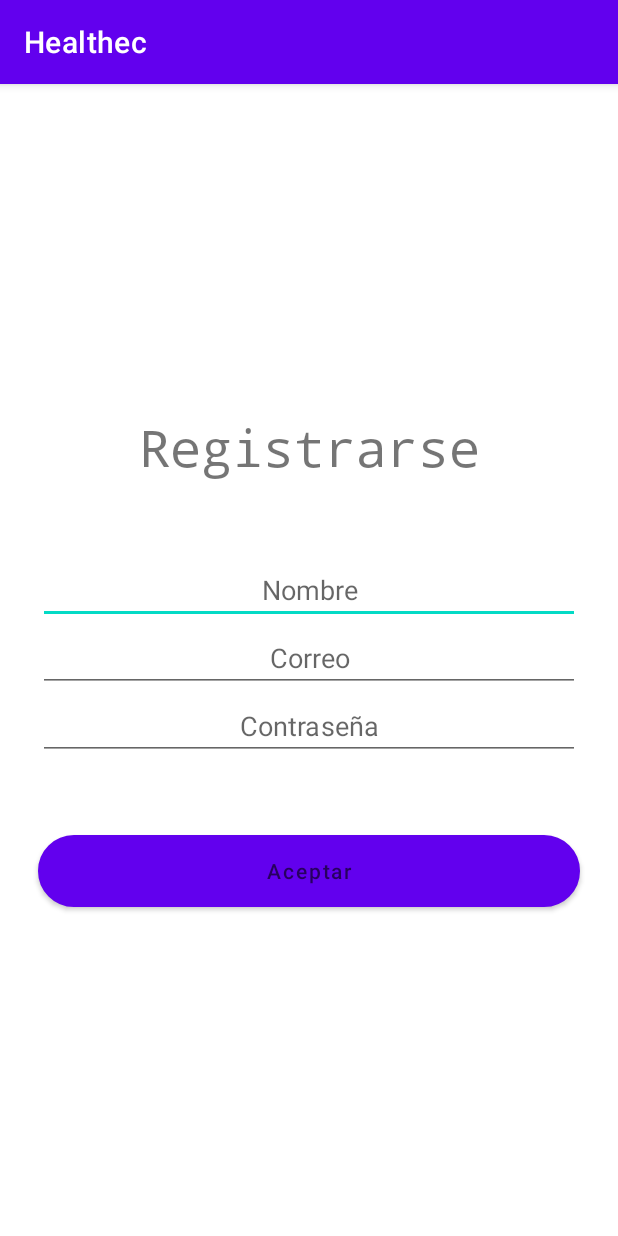
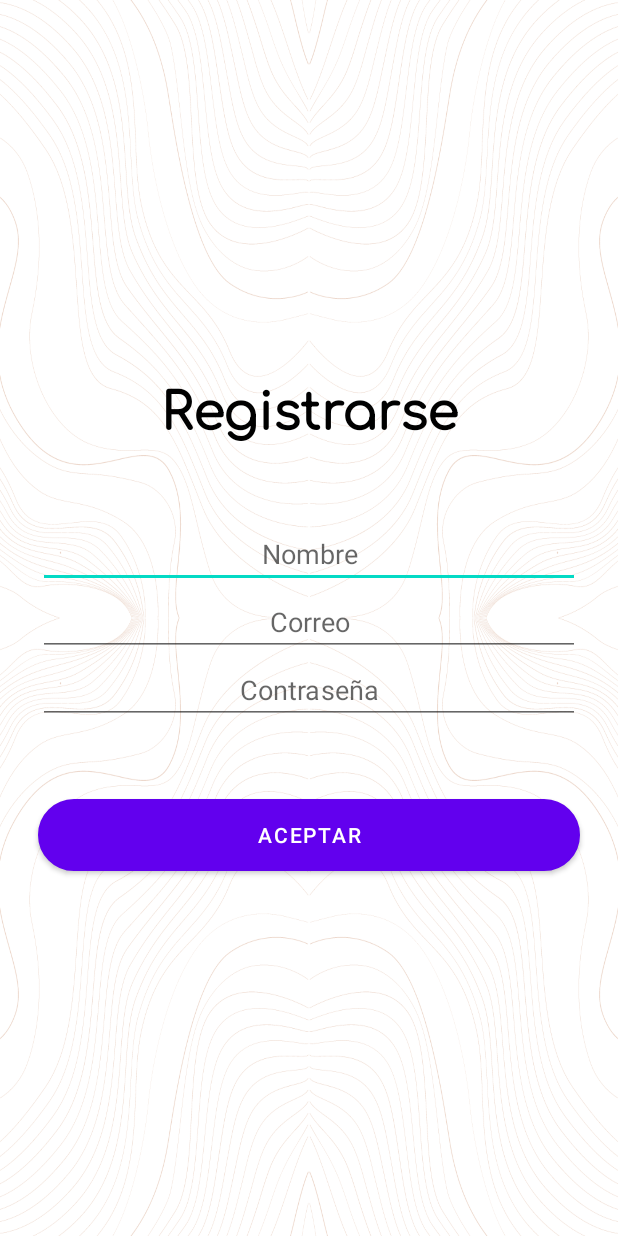
Before and after one commit to Carma223/Healthec, an Android app: the RegistroActivity screen opened directly, with no data from a screen before it, on a phone screen of 412 x 824 dp. Run offline under Robolectric (Android 15) with nearby library versions, the phone set to English and light mode, and no system bars; our stand-ins replace Firebase (no records; nobody signed in at launch, a user with empty details on screens opened directly).

Commit message:
Cambios en la interfaz de registro

```diff
--- a/Healthec/app/src/main/java/mx/GPS/healthec/RegistroActivity.java
+++ b/Healthec/app/src/main/java/mx/GPS/healthec/RegistroActivity.java
@@ -4,10 +4,12 @@ import androidx.appcompat.app.AppCompatActivity;
 
 import android.content.Intent;
 import android.content.SharedPreferences;
+import android.content.res.Configuration;
 import android.os.Bundle;
 import android.text.TextUtils;
 import android.util.Log;
 import android.view.View;
+import android.view.WindowManager;
 import android.widget.Button;
 import android.widget.EditText;
 import android.widget.Toast;
@@ -40,6 +42,12 @@ public class RegistroActivity extends AppCompatActivity {
     protected void onCreate(Bundle savedInstanceState) {
         super.onCreate(savedInstanceState);
         setContentView(R.layout.activity_registro);
+        int orientation=getResources().getConfiguration().orientation;
+        if(orientation== Configuration.ORIENTATION_PORTRAIT){
+            getSupportActionBar().hide();
+            getWindow().addFlags(WindowManager.LayoutParams.FLAG_FULLSCREEN);
+        }else
+            getSupportActionBar().show();
         btn_registroAceptar = findViewById(R.id.btn_registroAccept);
         edt_emailRegistro = findViewById(R.id.edt_correoRegistro);
         edt_passwordRegistro = findViewById(R.id.edt_passwordRegistro);
@@ -161,4 +169,9 @@ public class RegistroActivity extends AppCompatActivity {
 
     }
 
+    @Override
+    public void onBackPressed() {
+        super.onBackPressed();
+        startActivity( new Intent(RegistroActivity.this, LoginActivity.class));
+    }
 }
--- a/Healthec/app/src/main/res/drawable/cardfondo2.xml
+++ b/Healthec/app/src/main/res/drawable/cardfondo2.xml
@@ -1,6 +1,7 @@
 <?xml version="1.0" encoding="utf-8"?>
 <shape xmlns:android="http://schemas.android.com/apk/res/android"
     android:shape="rectangle">
+    <corners android:radius="25dip" />
     <gradient
         android:type="linear"
         android:startColor="#FF2F3133"
--- a/Healthec/app/src/main/res/layout/activity_alivio_estres.xml
+++ b/Healthec/app/src/main/res/layout/activity_alivio_estres.xml
@@ -70,7 +70,7 @@
 
         <Button
             android:id="@+id/btnReset"
-            android:layout_width="162dp"
+            android:layout_width="196dp"
             android:layout_height="72dp"
             android:layout_gravity="center"
             android:backgroundTint="#024952"
--- a/Healthec/app/src/main/res/layout/activity_registro.xml
+++ b/Healthec/app/src/main/res/layout/activity_registro.xml
@@ -4,6 +4,7 @@
     xmlns:tools="http://schemas.android.com/tools"
     android:layout_width="match_parent"
     android:layout_height="match_parent"
+    android:background="@drawable/fondoapp"
     android:gravity="center"
     android:orientation="vertical"
     tools:context=".RegistroActivity">
@@ -14,10 +15,12 @@
         android:layout_height="wrap_content"
         android:layout_gravity="center"
         android:layout_marginBottom="50dp"
-        android:fontFamily="monospace"
+        android:fontFamily="@font/comfortaa"
         android:text="@string/Registrarse"
         android:textAlignment="center"
+        android:textColor="#000000"
         android:textSize="34sp"
+        android:textStyle="bold"
         android:typeface="monospace" />
 
     <EditText
@@ -61,6 +64,10 @@
         android:layout_marginTop="50dp"
         android:layout_marginRight="25dp"
         android:background="@drawable/border_radius"
-        android:hint="Aceptar" />
+        android:foregroundGravity="fill"
+        android:hapticFeedbackEnabled="false"
+        android:text="Aceptar"
+        android:textColor="#FFFFFF"
+        android:textColorHint="#FFFFFF" />
 
 </LinearLayout>
```
